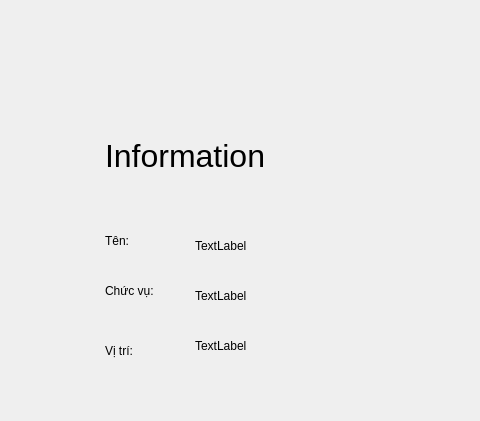
The window that SmartWardrobeGUI/ui/qfaceinforwidget.ui (lacie-life/SmartWardobe) describes before a commit, drawn with Qt 5; both pictures show x 195 to 675 and y 0 to 421 of the 1000 by 600 pixel window.
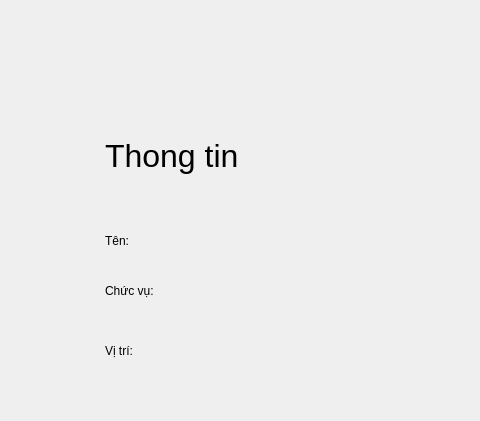
The same window after the commit.

```diff
--- a/SmartWardrobeGUI/ui/qfaceinforwidget.ui
+++ b/SmartWardrobeGUI/ui/qfaceinforwidget.ui
@@ -28,7 +28,7 @@
     </font>
    </property>
    <property name="text">
-    <string>Information</string>
+    <string>Thong tin</string>
    </property>
   </widget>
   <widget class="QLabel" name="name">
@@ -80,7 +80,7 @@
     </rect>
    </property>
    <property name="text">
-    <string>TextLabel</string>
+    <string/>
    </property>
   </widget>
   <widget class="QLabel" name="cvEdit">
@@ -93,7 +93,7 @@
     </rect>
    </property>
    <property name="text">
-    <string>TextLabel</string>
+    <string/>
    </property>
   </widget>
   <widget class="QLabel" name="positionEdit">
@@ -106,7 +106,7 @@
     </rect>
    </property>
    <property name="text">
-    <string>TextLabel</string>
+    <string/>
    </property>
   </widget>
  </widget>
```
